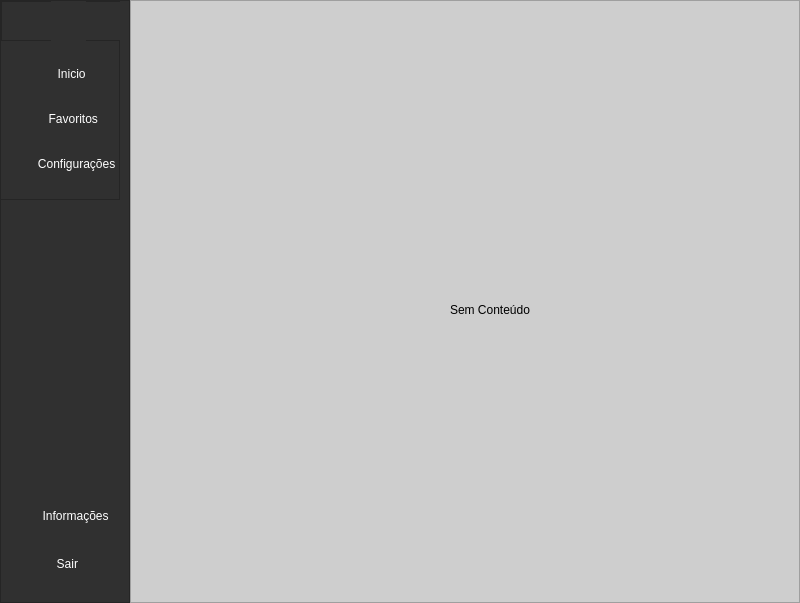
Old version of the form teste.ui in the repository Davi-Almeida1802/Novo-Tela_menu.
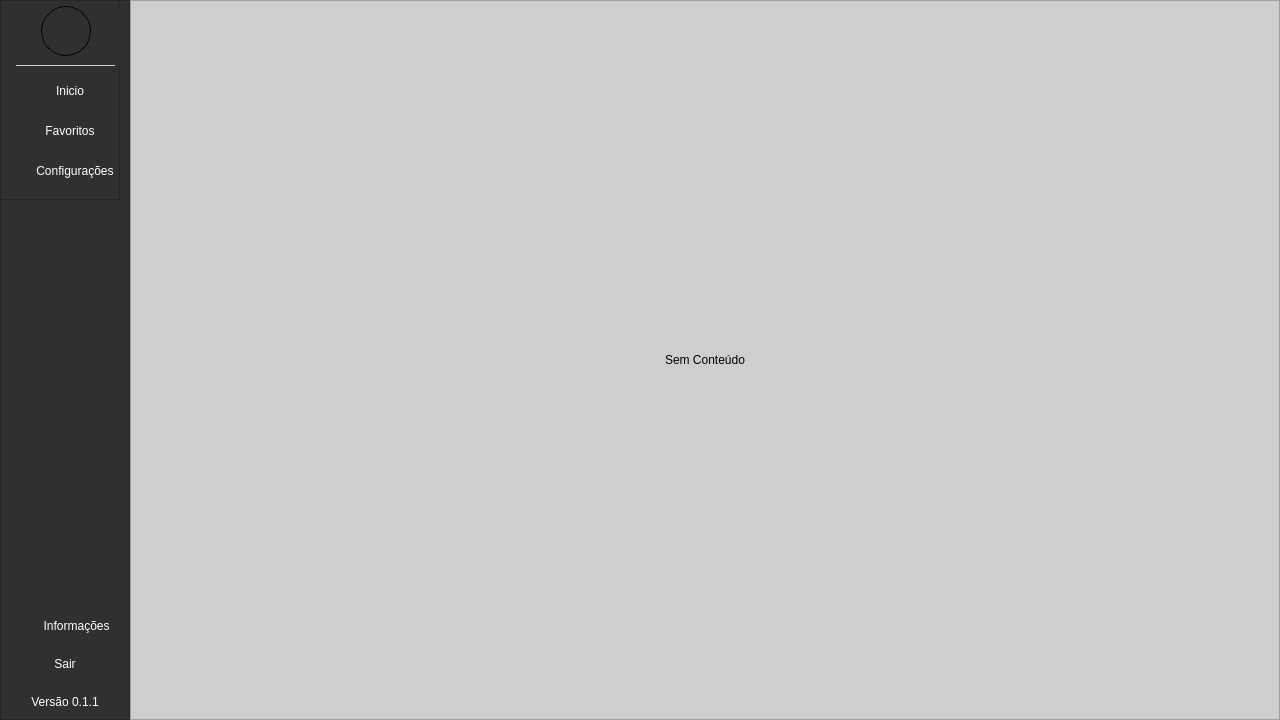
New version of the form. Icons and pictures are not drawn.

What changed in the file:
```diff
--- a/teste.ui
+++ b/teste.ui
@@ -6,8 +6,8 @@
    <rect>
     <x>0</x>
     <y>0</y>
-    <width>800</width>
-    <height>603</height>
+    <width>1280</width>
+    <height>720</height>
    </rect>
   </property>
   <property name="windowTitle">
@@ -95,45 +95,50 @@
           <property name="minimumSize">
            <size>
             <width>130</width>
-            <height>40</height>
+            <height>60</height>
            </size>
           </property>
           <property name="maximumSize">
            <size>
             <width>40</width>
-            <height>40</height>
+            <height>50</height>
            </size>
           </property>
+          <property name="styleSheet">
+           <string notr="true">border-radius: 5px;</string>
+          </property>
           <property name="frameShape">
            <enum>QFrame::StyledPanel</enum>
           </property>
           <property name="frameShadow">
            <enum>QFrame::Raised</enum>
           </property>
-          <widget class="QLabel" name="label">
+          <widget class="QPushButton" name="pushButton_6">
            <property name="geometry">
             <rect>
-             <x>50</x>
+             <x>40</x>
              <y>0</y>
-             <width>35</width>
-             <height>40</height>
+             <width>50</width>
+             <height>50</height>
             </rect>
            </property>
            <property name="minimumSize">
             <size>
-             <width>35</width>
-             <height>40</height>
+             <width>45</width>
+             <height>45</height>
             </size>
            </property>
            <property name="maximumSize">
             <size>
-             <width>35</width>
-             <height>40</height>
+             <width>50</width>
+             <height>50</height>
             </size>
            </property>
            <property name="styleSheet">
-            <string notr="true">image: url(:/icones/user.svg);
-</string>
+            <string notr="true">background-image: url(:/icones/autor.jpg);
+background-repeat: no-repeat;
+border-radius: 25px;
+border: 1px solid black;</string>
            </property>
            <property name="text">
             <string/>
@@ -167,17 +172,43 @@
            <enum>QFrame::Raised</enum>
           </property>
           <layout class="QVBoxLayout" name="verticalLayout_2">
+           <property name="leftMargin">
+            <number>9</number>
+           </property>
+           <property name="topMargin">
+            <number>0</number>
+           </property>
+           <property name="rightMargin">
+            <number>9</number>
+           </property>
+           <item>
+            <widget class="Line" name="line">
+             <property name="maximumSize">
+              <size>
+               <width>105</width>
+               <height>1</height>
+              </size>
+             </property>
+             <property name="styleSheet">
+              <string notr="true">background-color: #cecece;
+margin-left: 6px;</string>
+             </property>
+             <property name="orientation">
+              <enum>Qt::Horizontal</enum>
+             </property>
+            </widget>
+           </item>
            <item>
             <widget class="QPushButton" name="pushButton">
              <property name="minimumSize">
               <size>
-               <width>110</width>
+               <width>120</width>
                <height>30</height>
               </size>
              </property>
              <property name="maximumSize">
               <size>
-               <width>30</width>
+               <width>120</width>
                <height>30</height>
               </size>
              </property>
@@ -193,7 +224,7 @@
 </string>
              </property>
              <property name="text">
-              <string>    Inicio</string>
+              <string>Inicio</string>
              </property>
             </widget>
            </item>
@@ -201,13 +232,13 @@
             <widget class="QPushButton" name="pushButton_2">
              <property name="minimumSize">
               <size>
-               <width>40</width>
+               <width>120</width>
                <height>30</height>
               </size>
              </property>
              <property name="maximumSize">
               <size>
-               <width>110</width>
+               <width>120</width>
                <height>30</height>
               </size>
              </property>
@@ -219,7 +250,7 @@
 font: 75 10pt &quot;Arial&quot;;</string>
              </property>
              <property name="text">
-              <string>     Favoritos</string>
+              <string>Favoritos</string>
              </property>
             </widget>
            </item>
@@ -227,7 +258,7 @@
             <widget class="QPushButton" name="pushButton_3">
              <property name="minimumSize">
               <size>
-               <width>110</width>
+               <width>120</width>
                <height>30</height>
               </size>
              </property>
@@ -245,7 +276,7 @@
 font: 75 10pt &quot;Arial&quot;;</string>
              </property>
              <property name="text">
-              <string>       Configurações</string>
+              <string>   Configurações</string>
              </property>
             </widget>
            </item>
@@ -258,7 +289,7 @@
        <property name="geometry">
         <rect>
          <x>0</x>
-         <y>480</y>
+         <y>600</y>
          <width>120</width>
          <height>120</height>
         </rect>
@@ -275,6 +306,9 @@
          <height>120</height>
         </size>
        </property>
+       <property name="layoutDirection">
+        <enum>Qt::RightToLeft</enum>
+       </property>
        <property name="styleSheet">
         <string notr="true">background-color: transparent;
 border: none;
@@ -287,6 +321,15 @@
         <enum>QFrame::Raised</enum>
        </property>
        <layout class="QVBoxLayout" name="verticalLayout_3">
+        <property name="leftMargin">
+         <number>0</number>
+        </property>
+        <property name="rightMargin">
+         <number>0</number>
+        </property>
+        <property name="bottomMargin">
+         <number>0</number>
+        </property>
         <item>
          <widget class="QPushButton" name="pushButton_4">
           <property name="enabled">
@@ -304,6 +347,9 @@
             <height>30</height>
            </size>
           </property>
+          <property name="layoutDirection">
+           <enum>Qt::RightToLeft</enum>
+          </property>
           <property name="styleSheet">
            <string notr="true">background-image: url(:/icones/help.svg);
 background-repeat: no-repeat;
@@ -324,6 +370,15 @@
             <height>30</height>
            </size>
           </property>
+          <property name="maximumSize">
+           <size>
+            <width>110</width>
+            <height>16777215</height>
+           </size>
+          </property>
+          <property name="layoutDirection">
+           <enum>Qt::RightToLeft</enum>
+          </property>
           <property name="styleSheet">
            <string notr="true">background-image: url(:/icones/logout.svg);
 background-repeat: no-repeat;
@@ -332,10 +387,60 @@
 font: 75 10pt &quot;Arial&quot;;</string>
           </property>
           <property name="text">
-           <string>  Sair</string>
+           <string>Sair</string>
           </property>
          </widget>
         </item>
+        <item>
+         <widget class="QFrame" name="frame_7">
+          <property name="minimumSize">
+           <size>
+            <width>110</width>
+            <height>30</height>
+           </size>
+          </property>
+          <property name="maximumSize">
+           <size>
+            <width>110</width>
+            <height>30</height>
+           </size>
+          </property>
+          <property name="frameShape">
+           <enum>QFrame::StyledPanel</enum>
+          </property>
+          <property name="frameShadow">
+           <enum>QFrame::Raised</enum>
+          </property>
+          <widget class="QLabel" name="label">
+           <property name="geometry">
+            <rect>
+             <x>0</x>
+             <y>0</y>
+             <width>110</width>
+             <height>30</height>
+            </rect>
+           </property>
+           <property name="minimumSize">
+            <size>
+             <width>110</width>
+             <height>30</height>
+            </size>
+           </property>
+           <property name="maximumSize">
+            <size>
+             <width>110</width>
+             <height>30</height>
+            </size>
+           </property>
+           <property name="text">
+            <string>Versão 0.1.1</string>
+           </property>
+           <property name="alignment">
+            <set>Qt::AlignCenter</set>
+           </property>
+          </widget>
+         </widget>
+        </item>
        </layout>
       </widget>
      </widget>
@@ -351,25 +456,21 @@
       <property name="frameShadow">
        <enum>QFrame::Raised</enum>
       </property>
-      <widget class="QLabel" name="label_2">
-       <property name="geometry">
-        <rect>
-         <x>260</x>
-         <y>260</y>
-         <width>200</width>
-         <height>100</height>
-        </rect>
-       </property>
-       <property name="styleSheet">
-        <string notr="true">font: 75 22pt &quot;Arial&quot;;</string>
-       </property>
-       <property name="text">
-        <string>Sem Conteúdo</string>
-       </property>
-       <property name="alignment">
-        <set>Qt::AlignCenter</set>
-       </property>
-      </widget>
+      <layout class="QHBoxLayout" name="horizontalLayout_2">
+       <item>
+        <widget class="QLabel" name="label_2">
+         <property name="styleSheet">
+          <string notr="true">font: 75 22pt &quot;Arial&quot;;</string>
+         </property>
+         <property name="text">
+          <string>Sem Conteúdo</string>
+         </property>
+         <property name="alignment">
+          <set>Qt::AlignCenter</set>
+         </property>
+        </widget>
+       </item>
+      </layout>
      </widget>
     </item>
    </layout>
```
